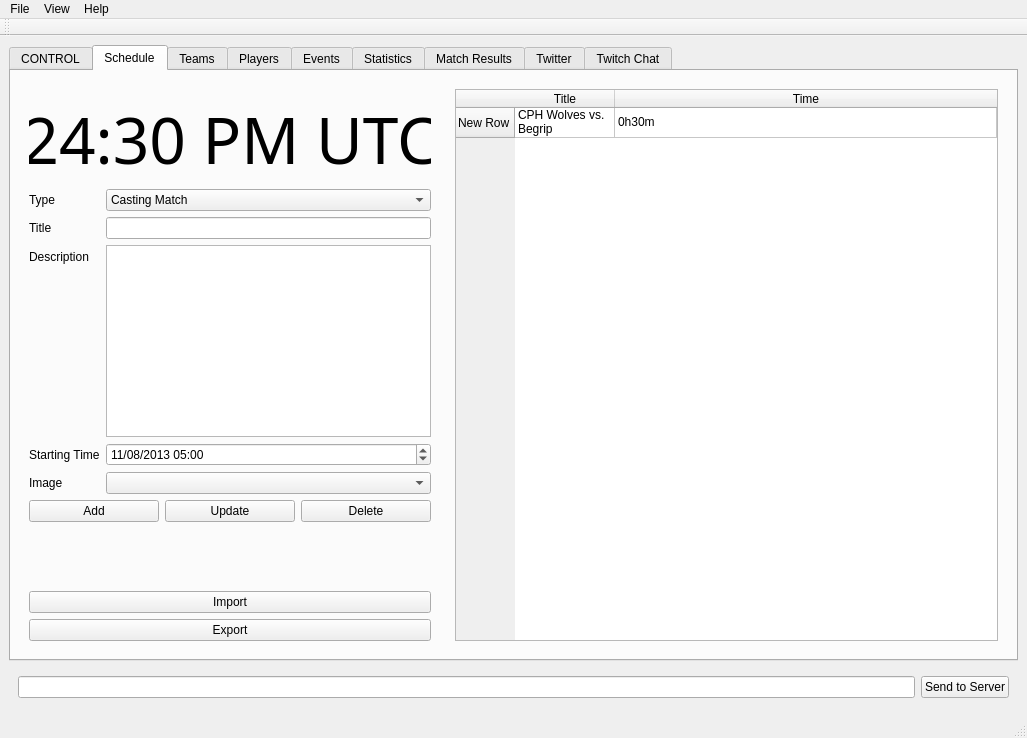
Old version of the form window.ui in the repository eknowles/CasparCGEsportsClient.
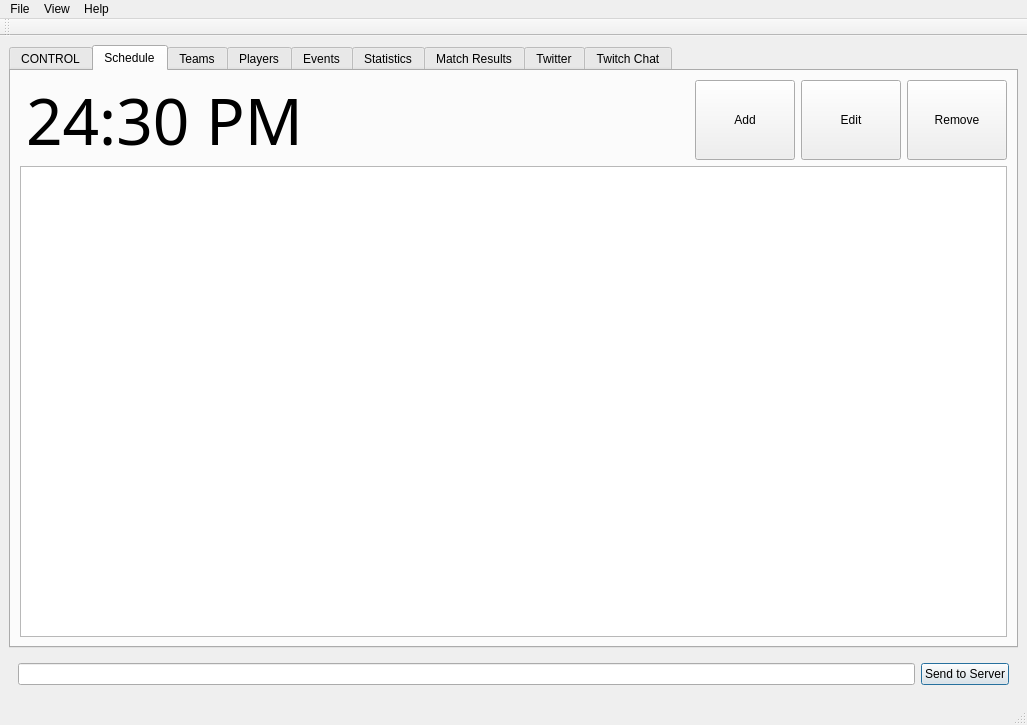
New version of the form. The open tabs and pages were chosen to show the change. Icons and pictures are not drawn.

Patch:
```diff
--- a/window.ui
+++ b/window.ui
@@ -7,7 +7,7 @@
     <x>0</x>
     <y>0</y>
     <width>1027</width>
-    <height>738</height>
+    <height>725</height>
    </rect>
   </property>
   <property name="windowTitle">
@@ -1760,288 +1760,167 @@
        <attribute name="title">
         <string>Schedule</string>
        </attribute>
-       <layout class="QHBoxLayout" name="horizontalLayout_4">
+       <layout class="QVBoxLayout" name="verticalLayout_14">
         <item>
-         <widget class="QWidget" name="sch_left" native="true">
-          <property name="sizePolicy">
-           <sizepolicy hsizetype="Preferred" vsizetype="Preferred">
-            <horstretch>0</horstretch>
-            <verstretch>0</verstretch>
-           </sizepolicy>
-          </property>
-          <property name="minimumSize">
-           <size>
-            <width>0</width>
-            <height>50</height>
-           </size>
-          </property>
+         <widget class="QWidget" name="widget_3" native="true">
           <property name="maximumSize">
            <size>
-            <width>420</width>
-            <height>16777215</height>
+            <width>16777215</width>
+            <height>80</height>
            </size>
           </property>
-          <layout class="QHBoxLayout" name="horizontalLayout">
+          <layout class="QHBoxLayout" name="horizontalLayout_4">
            <property name="margin">
             <number>0</number>
            </property>
            <item>
-            <widget class="QWidget" name="widget_3" native="true">
-             <property name="maximumSize">
-              <size>
-               <width>16777215</width>
-               <height>16777215</height>
-              </size>
-             </property>
-             <layout class="QVBoxLayout" name="verticalLayout_5">
-              <item>
-               <widget class="Line" name="line">
-                <property name="orientation">
-                 <enum>Qt::Vertical</enum>
-                </property>
-               </widget>
-              </item>
-              <item>
-               <widget class="QLabel" name="label_6">
-                <property name="font">
-                 <font>
-                  <family>DINPro-Light</family>
-                  <pointsize>48</pointsize>
-                 </font>
-                </property>
-                <property name="text">
-                 <string>24:30 PM UTC</string>
-                </property>
-                <property name="textFormat">
-                 <enum>Qt::AutoText</enum>
-                </property>
-                <property name="scaledContents">
-                 <bool>false</bool>
-                </property>
-                <property name="alignment">
-                 <set>Qt::AlignCenter</set>
-                </property>
-               </widget>
-              </item>
-              <item>
-               <widget class="QWidget" name="widget_4" native="true">
-                <layout class="QFormLayout" name="formLayout">
-                 <property name="fieldGrowthPolicy">
-                  <enum>QFormLayout::AllNonFixedFieldsGrow</enum>
-                 </property>
-                 <property name="margin">
-                  <number>0</number>
-                 </property>
-                 <item row="4" column="1">
-                  <widget class="QLineEdit" name="lineEdit"/>
-                 </item>
-                 <item row="12" column="1">
-                  <widget class="QDateTimeEdit" name="dateTimeEdit">
-                   <property name="dateTime">
-                    <datetime>
-                     <hour>5</hour>
-                     <minute>0</minute>
-                     <second>0</second>
-                     <year>2013</year>
-                     <month>8</month>
-                     <day>11</day>
-                    </datetime>
-                   </property>
-                   <property name="currentSection">
-                    <enum>QDateTimeEdit::DaySection</enum>
-                   </property>
-                   <property name="displayFormat">
-                    <string>dd/MM/yyyy HH:mm</string>
-                   </property>
-                   <property name="calendarPopup">
-                    <bool>false</bool>
-                   </property>
-                   <property name="timeSpec">
-                    <enum>Qt::UTC</enum>
-                   </property>
-                  </widget>
-                 </item>
-                 <item row="12" column="0">
-                  <widget class="QLabel" name="label_5">
-                   <property name="text">
-                    <string>Starting Time</string>
-                   </property>
-                  </widget>
-                 </item>
-                 <item row="3" column="1">
-                  <widget class="QComboBox" name="comboBox">
-                   <item>
-                    <property name="text">
-                     <string>Casting Match</string>
-                    </property>
-                   </item>
-                   <item>
-                    <property name="text">
-                     <string>Playing Game</string>
-                    </property>
-                   </item>
-                   <item>
-                    <property name="text">
-                     <string>Review</string>
-                    </property>
-                   </item>
-                   <item>
-                    <property name="text">
-                     <string>Interview</string>
-                    </property>
-                   </item>
-                   <item>
-                    <property name="text">
-                     <string>Podcast</string>
-                    </property>
-                   </item>
-                  </widget>
-                 </item>
-                 <item row="4" column="0">
-                  <widget class="QLabel" name="label_3">
-                   <property name="text">
-                    <string>Title</string>
-                   </property>
-                  </widget>
-                 </item>
-                 <item row="3" column="0">
-                  <widget class="QLabel" name="label_4">
-                   <property name="text">
-                    <string>Type</string>
-                   </property>
-                  </widget>
-                 </item>
-                 <item row="7" column="0">
-                  <widget class="QLabel" name="label_7">
-                   <property name="text">
-                    <string>Description</string>
-                   </property>
-                  </widget>
-                 </item>
-                 <item row="7" column="1">
-                  <widget class="QTextEdit" name="textEdit"/>
-                 </item>
-                 <item row="13" column="0">
-                  <widget class="QLabel" name="label_8">
-                   <property name="text">
-                    <string>Image</string>
-                   </property>
-                  </widget>
-                 </item>
-                 <item row="13" column="1">
-                  <widget class="QComboBox" name="comboBox_2"/>
-                 </item>
-                </layout>
-               </widget>
-              </item>
-              <item>
-               <widget class="QWidget" name="widget_5" native="true">
-                <layout class="QHBoxLayout" name="horizontalLayout_3">
-                 <property name="margin">
-                  <number>0</number>
-                 </property>
-                 <item>
-                  <widget class="QPushButton" name="pushButton_5">
-                   <property name="text">
-                    <string>Add</string>
-                   </property>
-                  </widget>
-                 </item>
-                 <item>
-                  <widget class="QPushButton" name="pushButton">
-                   <property name="text">
-                    <string>Update</string>
-                   </property>
-                  </widget>
-                 </item>
-                 <item>
-                  <widget class="QPushButton" name="pushButton_3">
-                   <property name="text">
-                    <string>Delete</string>
-                   </property>
-                   <property name="iconSize">
-                    <size>
-                     <width>16</width>
-                     <height>16</height>
-                    </size>
-                   </property>
-                  </widget>
-                 </item>
-                </layout>
-               </widget>
-              </item>
-              <item>
-               <spacer name="verticalSpacer">
-                <property name="orientation">
-                 <enum>Qt::Vertical</enum>
-                </property>
-                <property name="sizeHint" stdset="0">
-                 <size>
-                  <width>20</width>
-                  <height>40</height>
-                 </size>
-                </property>
-               </spacer>
-              </item>
-              <item>
-               <widget class="QPushButton" name="pushButton_2">
-                <property name="text">
-                 <string>Import</string>
-                </property>
-               </widget>
-              </item>
-              <item>
-               <widget class="QPushButton" name="pushButton_4">
-                <property name="text">
-                 <string>Export</string>
-                </property>
-               </widget>
-              </item>
+            <widget class="QWidget" name="widget_5" native="true">
+             <layout class="QHBoxLayout" name="horizontalLayout_3">
+              <property name="margin">
+               <number>0</number>
+              </property>
              </layout>
             </widget>
            </item>
+           <item>
+            <widget class="QLabel" name="schedule_clock">
+             <property name="sizePolicy">
+              <sizepolicy hsizetype="Minimum" vsizetype="Minimum">
+               <horstretch>0</horstretch>
+               <verstretch>0</verstretch>
+              </sizepolicy>
+             </property>
+             <property name="minimumSize">
+              <size>
+               <width>300</width>
+               <height>0</height>
+              </size>
+             </property>
+             <property name="font">
+              <font>
+               <family>DINPro-Light</family>
+               <pointsize>48</pointsize>
+              </font>
+             </property>
+             <property name="text">
+              <string>24:30 PM</string>
+             </property>
+             <property name="textFormat">
+              <enum>Qt::AutoText</enum>
+             </property>
+             <property name="scaledContents">
+              <bool>false</bool>
+             </property>
+             <property name="alignment">
+              <set>Qt::AlignLeading|Qt::AlignLeft|Qt::AlignVCenter</set>
+             </property>
+            </widget>
+           </item>
+           <item>
+            <spacer name="horizontalSpacer">
+             <property name="orientation">
+              <enum>Qt::Horizontal</enum>
+             </property>
+             <property name="sizeHint" stdset="0">
+              <size>
+               <width>40</width>
+               <height>20</height>
+              </size>
+             </property>
+            </spacer>
+           </item>
+           <item>
+            <widget class="QPushButton" name="Schedule_Add">
+             <property name="sizePolicy">
+              <sizepolicy hsizetype="Minimum" vsizetype="Expanding">
+               <horstretch>0</horstretch>
+               <verstretch>0</verstretch>
+              </sizepolicy>
+             </property>
+             <property name="minimumSize">
+              <size>
+               <width>100</width>
+               <height>0</height>
+              </size>
+             </property>
+             <property name="text">
+              <string>Add</string>
+             </property>
+             <property name="icon">
+              <iconset>
+               <normalon>:/Graphics/Images/Add.png</normalon>
+              </iconset>
+             </property>
+            </widget>
+           </item>
+           <item>
+            <widget class="QPushButton" name="Schedule_Edit">
+             <property name="sizePolicy">
+              <sizepolicy hsizetype="Minimum" vsizetype="Expanding">
+               <horstretch>0</horstretch>
+               <verstretch>0</verstretch>
+              </sizepolicy>
+             </property>
+             <property name="minimumSize">
+              <size>
+               <width>100</width>
+               <height>0</height>
+              </size>
+             </property>
+             <property name="text">
+              <string>Edit</string>
+             </property>
+             <property name="icon">
+              <iconset>
+               <normalon>:/Graphics/Images/Pen.png</normalon>
+              </iconset>
+             </property>
+            </widget>
+           </item>
+           <item>
+            <widget class="QPushButton" name="Schedule_Remove">
+             <property name="sizePolicy">
+              <sizepolicy hsizetype="Minimum" vsizetype="Expanding">
+               <horstretch>0</horstretch>
+               <verstretch>0</verstretch>
+              </sizepolicy>
+             </property>
+             <property name="minimumSize">
+              <size>
+               <width>100</width>
+               <height>0</height>
+              </size>
+             </property>
+             <property name="text">
+              <string>Remove</string>
+             </property>
+             <property name="icon">
+              <iconset>
+               <normalon>:/Graphics/Images/Remove.png</normalon>
+              </iconset>
+             </property>
+             <property name="iconSize">
+              <size>
+               <width>16</width>
+               <height>16</height>
+              </size>
+             </property>
+            </widget>
+           </item>
           </layout>
          </widget>
         </item>
         <item>
-         <widget class="QWidget" name="widget_6" native="true">
-          <layout class="QVBoxLayout" name="verticalLayout_3">
-           <item>
-            <widget class="QTableWidget" name="tableWidget">
-             <property name="selectionBehavior">
-              <enum>QAbstractItemView::SelectRows</enum>
-             </property>
-             <attribute name="horizontalHeaderStretchLastSection">
-              <bool>true</bool>
-             </attribute>
-             <row>
-              <property name="text">
-               <string>New Row</string>
-              </property>
-             </row>
-             <column>
-              <property name="text">
-               <string>Title</string>
-              </property>
-             </column>
-             <column>
-              <property name="text">
-               <string>Time</string>
-              </property>
-             </column>
-             <item row="0" column="0">
-              <property name="text">
-               <string>CPH Wolves vs.  Begrip</string>
-              </property>
-             </item>
-             <item row="0" column="1">
-              <property name="text">
-               <string>0h30m</string>
-              </property>
-             </item>
-            </widget>
-           </item>
-          </layout>
+         <widget class="QTableView" name="Schedule_Table">
+          <property name="alternatingRowColors">
+           <bool>true</bool>
+          </property>
+          <attribute name="horizontalHeaderStretchLastSection">
+           <bool>true</bool>
+          </attribute>
+          <attribute name="verticalHeaderVisible">
+           <bool>false</bool>
+          </attribute>
          </widget>
         </item>
        </layout>
@@ -2139,11 +2018,81 @@
        <attribute name="title">
         <string>Players</string>
        </attribute>
+       <layout class="QVBoxLayout" name="verticalLayout_5">
+        <item>
+         <widget class="QTableView" name="Players_Table"/>
+        </item>
+       </layout>
       </widget>
       <widget class="QWidget" name="tab_7">
        <attribute name="title">
         <string>Events</string>
        </attribute>
+       <layout class="QVBoxLayout" name="verticalLayout_4">
+        <item>
+         <widget class="QWidget" name="widget_4" native="true">
+          <layout class="QHBoxLayout" name="horizontalLayout">
+           <property name="margin">
+            <number>0</number>
+           </property>
+           <item>
+            <spacer name="horizontalSpacer_2">
+             <property name="orientation">
+              <enum>Qt::Horizontal</enum>
+             </property>
+             <property name="sizeHint" stdset="0">
+              <size>
+               <width>40</width>
+               <height>20</height>
+              </size>
+             </property>
+            </spacer>
+           </item>
+           <item>
+            <widget class="QPushButton" name="UpdateEvents">
+             <property name="sizePolicy">
+              <sizepolicy hsizetype="Preferred" vsizetype="Preferred">
+               <horstretch>0</horstretch>
+               <verstretch>0</verstretch>
+              </sizepolicy>
+             </property>
+             <property name="minimumSize">
+              <size>
+               <width>100</width>
+               <height>25</height>
+              </size>
+             </property>
+             <property name="maximumSize">
+              <size>
+               <width>16777215</width>
+               <height>100</height>
+              </size>
+             </property>
+             <property name="text">
+              <string>Update Events</string>
+             </property>
+            </widget>
+           </item>
+          </layout>
+         </widget>
+        </item>
+        <item>
+         <widget class="QTableView" name="Event_Table">
+          <property name="alternatingRowColors">
+           <bool>true</bool>
+          </property>
+          <property name="sortingEnabled">
+           <bool>false</bool>
+          </property>
+          <attribute name="horizontalHeaderCascadingSectionResizes">
+           <bool>true</bool>
+          </attribute>
+          <attribute name="horizontalHeaderStretchLastSection">
+           <bool>true</bool>
+          </attribute>
+         </widget>
+        </item>
+       </layout>
       </widget>
       <widget class="QWidget" name="tab_5">
        <attribute name="title">
@@ -2159,7 +2108,7 @@
        <attribute name="title">
         <string>Twitter</string>
        </attribute>
-       <layout class="QHBoxLayout" name="horizontalLayout_7">
+       <layout class="QVBoxLayout" name="verticalLayout_3">
         <item>
          <widget class="QWidget" name="widget" native="true">
           <layout class="QVBoxLayout" name="verticalLayout_10">
@@ -2405,6 +2354,12 @@
          <property name="text">
           <string>Send to Server</string>
          </property>
+         <property name="autoDefault">
+          <bool>true</bool>
+         </property>
+         <property name="default">
+          <bool>true</bool>
+         </property>
         </widget>
        </item>
       </layout>
```
Left out of the diff: 191 changed lines with no effect on the pictures.
